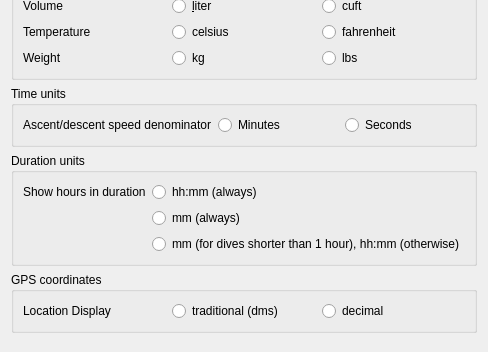
Old version of the form desktop-widgets/preferences/preferences_units.ui in the repository subsurface/subsurface; both pictures show x 0 to 488 and y 163 to 515 of the 488 by 515 pixel window.
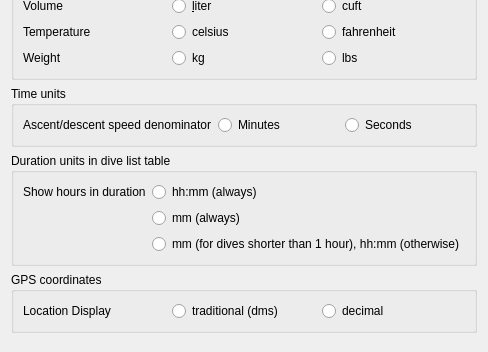
New version of the form.

Commit message:
Changes in duration formats in dive list table and info tab
- "Rounding" of minutes changed - do it the same way as in info and stats tab
- For decission about format give "isFreeDive" the highest prio in if-else clause
- In preferences dialog make it more clear that prefs are for dive list table
- In info tab do decission about format for freedive in same way as in table
- Change unit for minutes to "min" because "m" is reserved for meters
- Translate "min" for minutes and "s" for seconds

Patch:
```diff
--- a/desktop-widgets/preferences/preferences_units.ui
+++ b/desktop-widgets/preferences/preferences_units.ui
@@ -234,7 +234,7 @@
    <item>
     <widget class="QGroupBox">
      <property name="title">
-      <string>Duration units</string>
+      <string>Duration units in dive list table</string>
      </property>
      <layout class="QGridLayout">
       <item row="0" column="0">
```
The commit also changes 3 other files.
